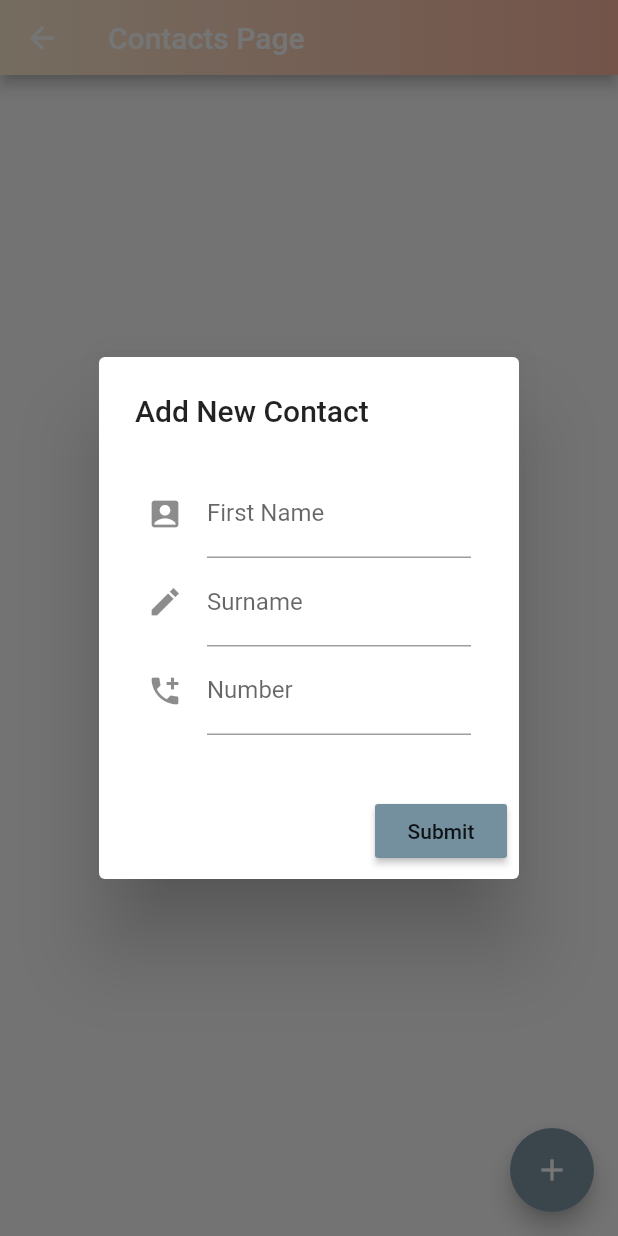
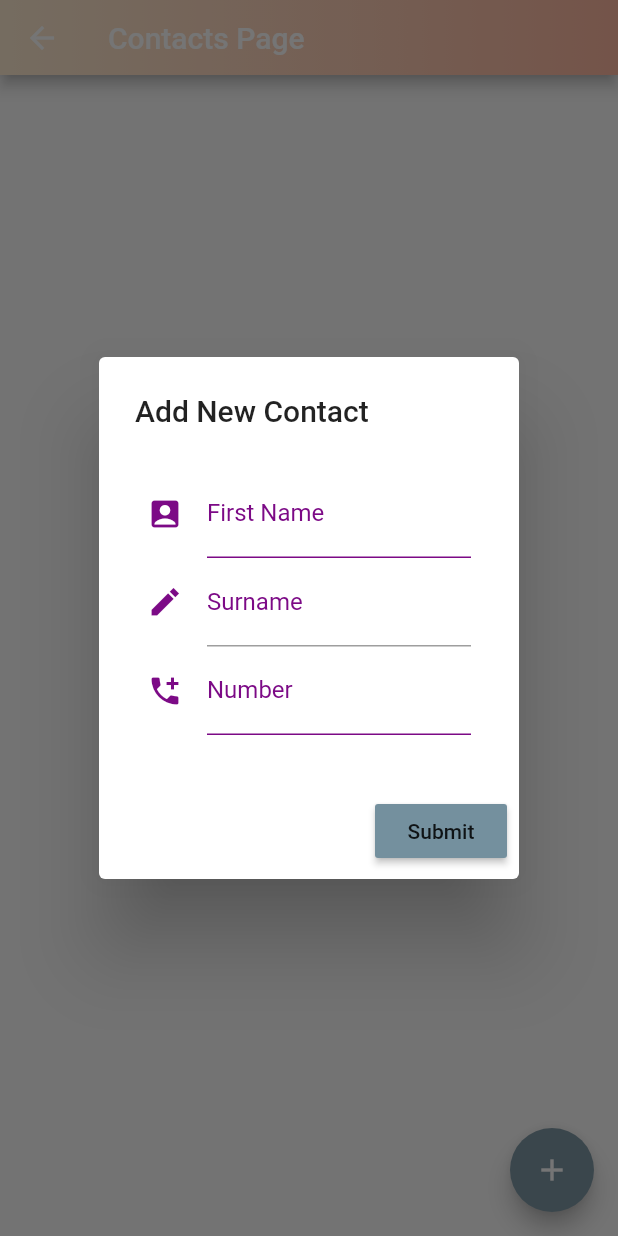
Before and after one commit to andesob/Enabled-app, a Flutter app: the contacts screen opened by its route, after a tap on the "add" icon, on a phone screen of 412 x 824 dp. Run offline on Flutter 3.47's test engine with Material 2 defaults, Android fonts, the phone set to English and light mode, and no system bars; our stand-ins replace gradient_app_bar, permission_handler; missing offline and left inert: flutter_phone_direct_caller, gradient_text.

Commit message:
Added different colors on focus inside contactpopup

```diff
--- /dev/null
+++ b/lib/Contacts/ContactPopup.dart
@@ -0,0 +1,139 @@
+import 'package:enabled_app/colors/colors.dart';
+import 'package:flutter/cupertino.dart';
+import 'package:flutter/material.dart';
+
+import 'ContactItem.dart';
+
+class ContactPopup extends StatefulWidget {
+  List<ContactItem> items;
+
+  ContactPopup({Key key, this.items}) : super(key: key);
+
+  @override
+  _ContactPopupState createState() => _ContactPopupState();
+}
+
+class _ContactPopupState extends State<ContactPopup> {
+  final firstNameController = TextEditingController();
+  final surnameController = TextEditingController();
+  final numberController = TextEditingController();
+
+  FocusNode firstFocusNode;
+  FocusNode lastFocusNode;
+  FocusNode numberFocusNode;
+
+  @override
+  void dispose() {
+    firstFocusNode.dispose();
+    lastFocusNode.dispose();
+    numberFocusNode.dispose();
+    super.dispose();
+  }
+
+  @override
+  void initState() {
+    super.initState();
+    firstFocusNode = new FocusNode();
+    lastFocusNode = new FocusNode();
+    numberFocusNode = new FocusNode();
+
+    firstFocusNode.addListener(_onOnFocusNodeEvent);
+    lastFocusNode.addListener(_onOnFocusNodeEvent);
+    numberFocusNode.addListener(_onOnFocusNodeEvent);
+  }
+
+  _onOnFocusNodeEvent() {
+    setState(() {});
+  }
+
+  Color _getLabelColor(FocusNode node) {
+    return node.hasFocus
+        ? Color(StaticColors.apricot)
+        : Color(StaticColors.patriarch);
+  }
+
+  @override
+  Widget build(BuildContext context) {
+    return AlertDialog(
+      scrollable: true,
+      title: Text('Add New Contact'),
+      content: Padding(
+        padding: const EdgeInsets.all(8.0),
+        child: Form(
+          child: Column(
+            children: <Widget>[
+              TextFormField(
+                focusNode: firstFocusNode,
+                controller: firstNameController,
+                decoration: InputDecoration(
+                  labelStyle:
+                      new TextStyle(color: _getLabelColor(firstFocusNode)),
+                  labelText: 'First Name',
+                  enabledBorder: UnderlineInputBorder(
+                    borderSide: BorderSide(
+                      color: _getLabelColor(firstFocusNode),
+                    ),
+                  ),
+                  icon: Icon(
+                    Icons.account_box,
+                    color: _getLabelColor(firstFocusNode),
+                  ),
+                ),
+              ),
+              TextFormField(
+                focusNode: lastFocusNode,
+                controller: surnameController,
+                decoration: InputDecoration(
+                  labelStyle:
+                      new TextStyle(color: _getLabelColor(lastFocusNode)),
+                  labelText: 'Surname',
+                  border: UnderlineInputBorder(
+                    borderSide: BorderSide(
+                      color: _getLabelColor(lastFocusNode),
+                    ),
+                  ),
+                  icon: Icon(
+                    Icons.edit_sharp,
+                    color: _getLabelColor(lastFocusNode),
+                  ),
+                ),
+              ),
+              TextFormField(
+                focusNode: numberFocusNode,
+                controller: numberController,
+                keyboardType: TextInputType.phone,
+                decoration: InputDecoration(
+                  labelStyle:
+                      new TextStyle(color: _getLabelColor(numberFocusNode)),
+                  labelText: 'Number',
+                  enabledBorder: UnderlineInputBorder(
+                    borderSide: BorderSide(
+                      color: _getLabelColor(numberFocusNode),
+                    ),
+                  ),
+                  icon: Icon(
+                    Icons.add_ic_call,
+                    color: _getLabelColor(numberFocusNode),
+                  ),
+                ),
+              ),
+            ],
+          ),
+        ),
+      ),
+      actions: [
+        RaisedButton(
+            child: Text("Submit"),
+            color: Color(StaticColors.lightSlateGray),
+            onPressed: () {
+              widget.items.add(ContactItem(firstNameController.text,
+                  surnameController.text, numberController.text));
+              firstNameController.clear();
+              surnameController.clear();
+              numberController.clear();
+              Navigator.pop(context);
+            })
+      ],
+    );
+  }
+}
--- a/lib/Contacts/contacts.dart
+++ b/lib/Contacts/contacts.dart
@@ -1,3 +1,4 @@
+import 'package:enabled_app/Contacts/ContactPopup.dart';
 import 'package:enabled_app/colors/colors.dart';
 import 'package:enabled_app/main.dart';
 import 'package:flutter/cupertino.dart';
@@ -20,9 +21,12 @@ class contacts extends StatefulWidget {
  */
 class _contactState extends State<contacts> {
   List<ContactItem> items = [];
-  final firstNameController = TextEditingController();
-  final surnameController = TextEditingController();
-  final numberController = TextEditingController();
+
+  bool popupActive = false;
+
+  setPopup(bool active) {
+    popupActive = active;
+  }
 
   @override
   Widget build(BuildContext context) {
@@ -47,77 +51,30 @@ class _contactState extends State<contacts> {
             gradient: LinearGradient(colors: [lightPeach, darkPeach]),
           ),
         ),
-        body:
-        ListView.builder(
+        body: ListView.builder(
           padding: EdgeInsets.all(10),
           itemCount: items.length,
-          itemBuilder: (context, index){
+          itemBuilder: (context, index) {
             final ContactItem item = items[index];
             return item;
           },
         ),
         floatingActionButton: FloatingActionButton(
           backgroundColor: Color(StaticColors.lighterSlateGray),
-          onPressed: (){ contactPopup();},
-          child: Icon(Icons.add, color: Color(StaticColors.white),),
+          onPressed: () {
+            showDialog(
+                context: context,
+                builder: (BuildContext context) {
+                  return ContactPopup(items: items);
+                });
+          },
+          child: Icon(
+            Icons.add,
+            color: Color(StaticColors.white),
+          ),
         ),
       ),
     );
     throw UnimplementedError();
   }
-
-  void contactPopup(){
-    showDialog(
-        context: context,
-        builder: (BuildContext context) {
-          return AlertDialog(
-            scrollable: true,
-            title: Text('Add New Contact'),
-            content: Padding(
-              padding: const EdgeInsets.all(8.0),
-              child: Form(
-                child: Column(
-                  children: <Widget>[
-                    TextFormField(
-                      controller: firstNameController,
-                      decoration: InputDecoration(
-                        labelText: 'First Name',
-                        icon: Icon(Icons.account_box),
-                      ),
-                    ),
-                    TextFormField(
-                      controller: surnameController,
-                      decoration: InputDecoration(
-                        labelText: 'Surname',
-                        icon: Icon(Icons.edit_sharp),
-                      ),
-                    ),
-                    TextFormField(
-                      controller: numberController,
-                      keyboardType: TextInputType.phone,
-                      decoration: InputDecoration(
-                        labelText: 'Number',
-                        icon: Icon(Icons.add_ic_call),
-                      ),
-                    ),
-                  ],
-                ),
-              ),
-            ),
-            actions: [
-              RaisedButton(
-                  child: Text("Submit"),
-                  color: Color(StaticColors.lightSlateGray),
-                  onPressed: () {
-                    items.add(ContactItem(firstNameController.text, surnameController.text, numberController.text));
-                    firstNameController.clear();
-                    surnameController.clear();
-                    numberController.clear();
-                    Navigator.pop(context);
-                  }
-                  )
-            ],
-          );
-        });
-  }
 }
```
